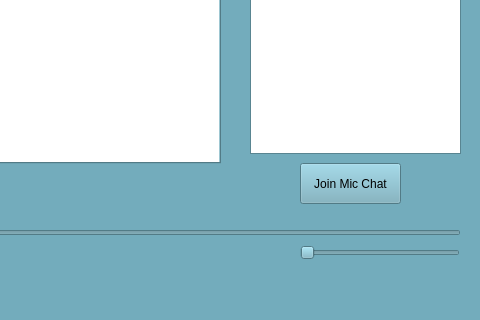
Above: sourcecode/client/mainwindow.ui from Team-Chimera/Comm-Audio before the change; both pictures show x 390 to 870 and y 217 to 537 of the 870 by 537 pixel window. Below: the same form after it.
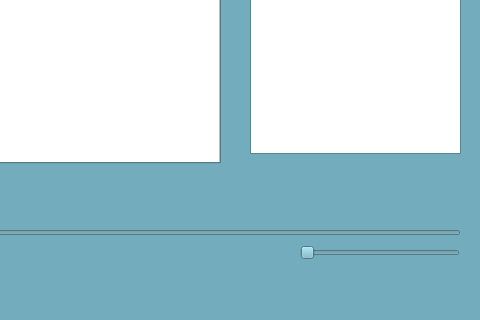
That is the form after the change.

Commit message: Voice chat may be alive.

What changed in the file:
```diff
--- a/sourcecode/client/mainwindow.ui
+++ b/sourcecode/client/mainwindow.ui
@@ -588,19 +588,6 @@
      </rect>
     </property>
    </widget>
-   <widget class="QPushButton" name="connectMic">
-    <property name="geometry">
-     <rect>
-      <x>690</x>
-      <y>380</y>
-      <width>101</width>
-      <height>41</height>
-     </rect>
-    </property>
-    <property name="text">
-     <string>Join Mic Chat</string>
-    </property>
-   </widget>
   </widget>
   <widget class="QMenuBar" name="menuBar">
    <property name="geometry">
```
The commit also changes 49 other files.
